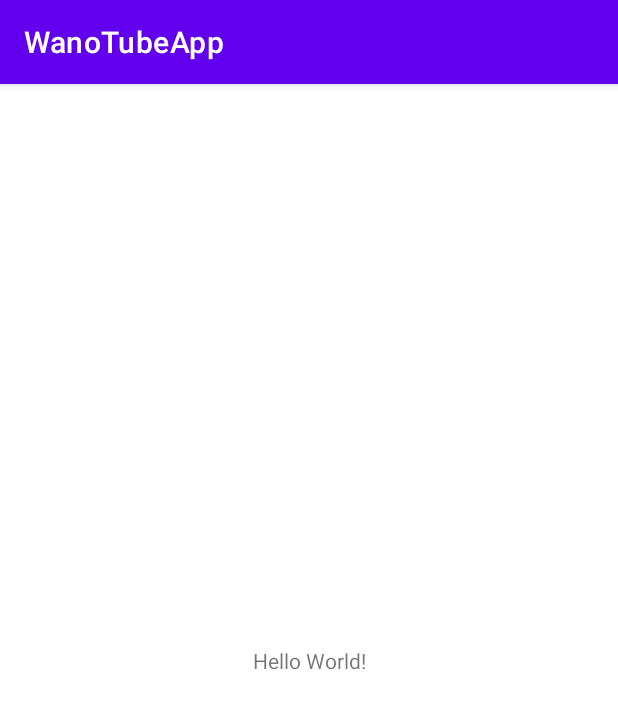
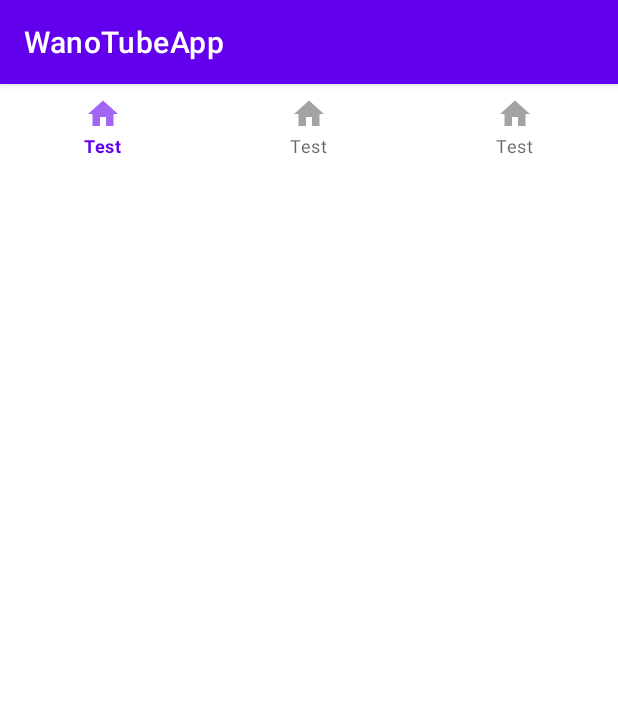
Before and after one commit to WanoTube/WanoTubeApp, an Android app: the screen it shows after launch (MainActivity), on a phone screen of 412 x 824 dp. Shown: the top 709 px of the screen. Run offline under Robolectric (Android 15) with nearby library versions, the phone set to English and light mode, and no system bars.

Commit message:
Adding Material Design bottom navigation menu

```diff
--- a/app/src/main/java/com/wanotube/wanotubeapp/MainActivity.kt
+++ b/app/src/main/java/com/wanotube/wanotubeapp/MainActivity.kt
@@ -2,10 +2,25 @@ package com.wanotube.wanotubeapp
 
 import androidx.appcompat.app.AppCompatActivity
 import android.os.Bundle
+import com.google.android.material.navigation.NavigationBarView
 
 class MainActivity : AppCompatActivity() {
     override fun onCreate(savedInstanceState: Bundle?) {
         super.onCreate(savedInstanceState)
         setContentView(R.layout.activity_main)
+
+        NavigationBarView.OnItemSelectedListener { item ->
+            when(item.itemId) {
+                R.id.page_1 -> {
+                    // Respond to navigation item 1 click
+                    true
+                }
+                R.id.page_2 -> {
+                    // Respond to navigation item 2 click
+                    true
+                }
+                else -> false
+            }
+        }
     }
 }
--- /dev/null
+++ b/app/src/main/res/drawable-anydpi/ic_home.xml
@@ -0,0 +1,11 @@
+<vector xmlns:android="http://schemas.android.com/apk/res/android"
+    android:width="24dp"
+    android:height="24dp"
+    android:viewportWidth="24"
+    android:viewportHeight="24"
+    android:tint="#333333"
+    android:alpha="0.6">
+  <path
+      android:fillColor="@android:color/white"
+      android:pathData="M10,20v-6h4v6h5v-8h3L12,3 2,12h3v8z"/>
+</vector>
--- a/app/src/main/res/layout/activity_main.xml
+++ b/app/src/main/res/layout/activity_main.xml
@@ -1,18 +1,13 @@
 <?xml version="1.0" encoding="utf-8"?>
-<androidx.constraintlayout.widget.ConstraintLayout xmlns:android="http://schemas.android.com/apk/res/android"
+<LinearLayout
+    xmlns:android="http://schemas.android.com/apk/res/android"
     xmlns:app="http://schemas.android.com/apk/res-auto"
-    xmlns:tools="http://schemas.android.com/tools"
     android:layout_width="match_parent"
-    android:layout_height="match_parent"
-    tools:context=".MainActivity">
+    android:layout_height="wrap_content">
 
-    <TextView
-        android:layout_width="wrap_content"
+    <com.google.android.material.bottomnavigation.BottomNavigationView
+        android:id="@+id/bottom_navigation"
+        android:layout_width="match_parent"
         android:layout_height="wrap_content"
-        android:text="Hello World!"
-        app:layout_constraintBottom_toBottomOf="parent"
-        app:layout_constraintLeft_toLeftOf="parent"
-        app:layout_constraintRight_toRightOf="parent"
-        app:layout_constraintTop_toTopOf="parent" />
-
-</androidx.constraintlayout.widget.ConstraintLayout>
+        app:menu="@menu/bottom_navigation_menu" />
+</LinearLayout>
--- /dev/null
+++ b/app/src/main/res/menu/bottom_navigation_menu.xml
@@ -0,0 +1,18 @@
+<?xml version="1.0" encoding="utf-8"?>
+<menu xmlns:android="http://schemas.android.com/apk/res/android">
+    <item
+        android:id="@+id/page_1"
+        android:enabled="true"
+        android:icon="@drawable/ic_home"
+        android:title="Test"/>
+    <item
+        android:id="@+id/page_2"
+        android:enabled="true"
+        android:icon="@drawable/ic_home"
+        android:title="Test"/>
+    <item
+        android:id="@+id/page_3"
+        android:enabled="true"
+        android:icon="@drawable/ic_home"
+        android:title="Test"/>
+</menu>
```
Also changed, not shown: app/src/main/res/drawable-hdpi/ic_home.png (added), app/src/main/res/drawable-mdpi/ic_home.png (added), app/src/main/res/drawable-xhdpi/ic_home.png (added), app/src/main/res/drawable-xxhdpi/ic_home.png (added).
